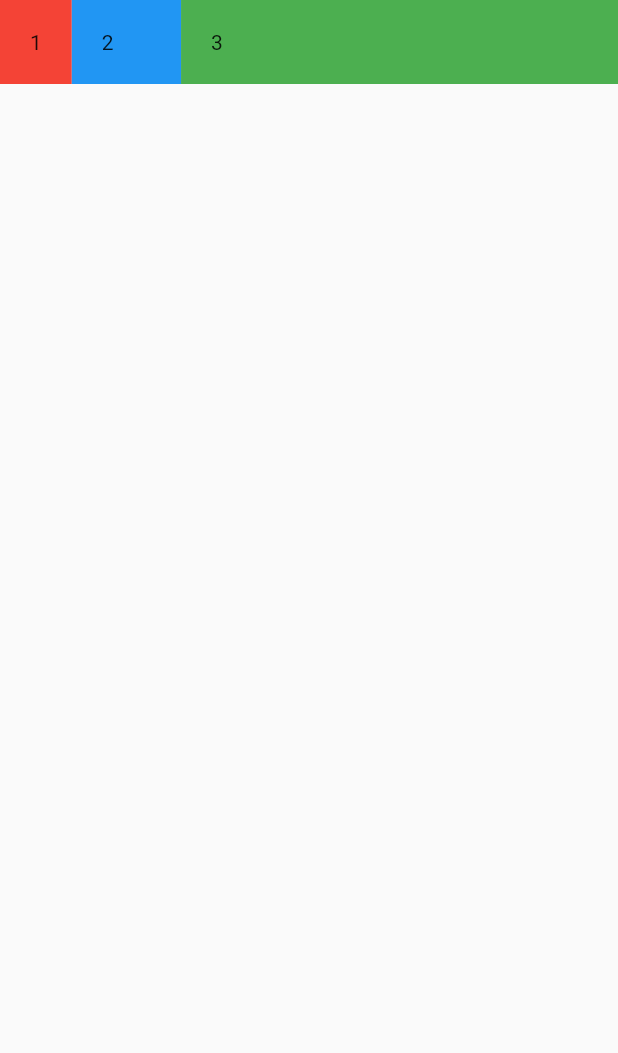
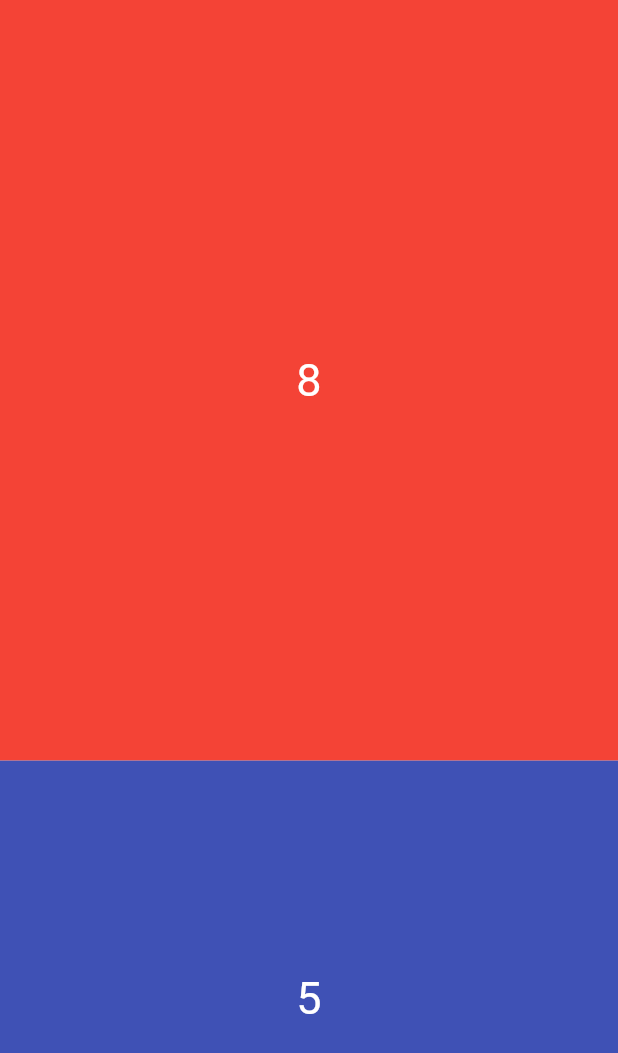
Before and after one commit to Kpvadhiya/Expanded_example, a Flutter app: the screen it shows after launch, on a phone screen of 412 x 824 dp. Shown: the top 1053 px of the screen. Run offline on Flutter 3.47's test engine with Material 2 defaults, Android fonts, the phone set to English and light mode, and no system bars.

Commit message:
Use constrain

```diff
--- a/lib/main.dart
+++ b/lib/main.dart
@@ -15,32 +15,35 @@ class Myapp extends StatelessWidget {
   return MaterialApp(
       home: Scaffold(
   body:SafeArea(
-    child:Row
+    child:Column
       (
       children: [
-
-        Container(
-              padding: EdgeInsets.all(20),
-              color: Colors.red,
-              child: Text('1'),
-            ),
-
-        Expanded(
-          flex: 2,
-          child: Container(
-            padding: EdgeInsets.all(20),
-            color: Colors.blue,
-            child: Text('2'),
-          ),
-        ),
 
         Expanded(
           flex: 8,
           child: Container(
-              padding: EdgeInsets.all(20),
-              color: Colors.green,
-              child: Text('3'),
+            constraints: BoxConstraints.expand(),
+            color: Colors.red,
+            child: Center(child: Text('8',style:TextStyle(
+                color: Colors.white,
+                fontSize: 30
             ),
+            )
+            ),
+          ),
+        ),
+        Expanded(
+          flex: 5,
+          child: Container(
+            constraints: BoxConstraints.expand(),
+            color: Colors.indigo,
+            child: Center(child: Text('5',style:TextStyle(
+                            color: Colors.white,
+                            fontSize: 30
+            ),
+            )
+            ),
+          ),
         ),
       ],
     ),
```
